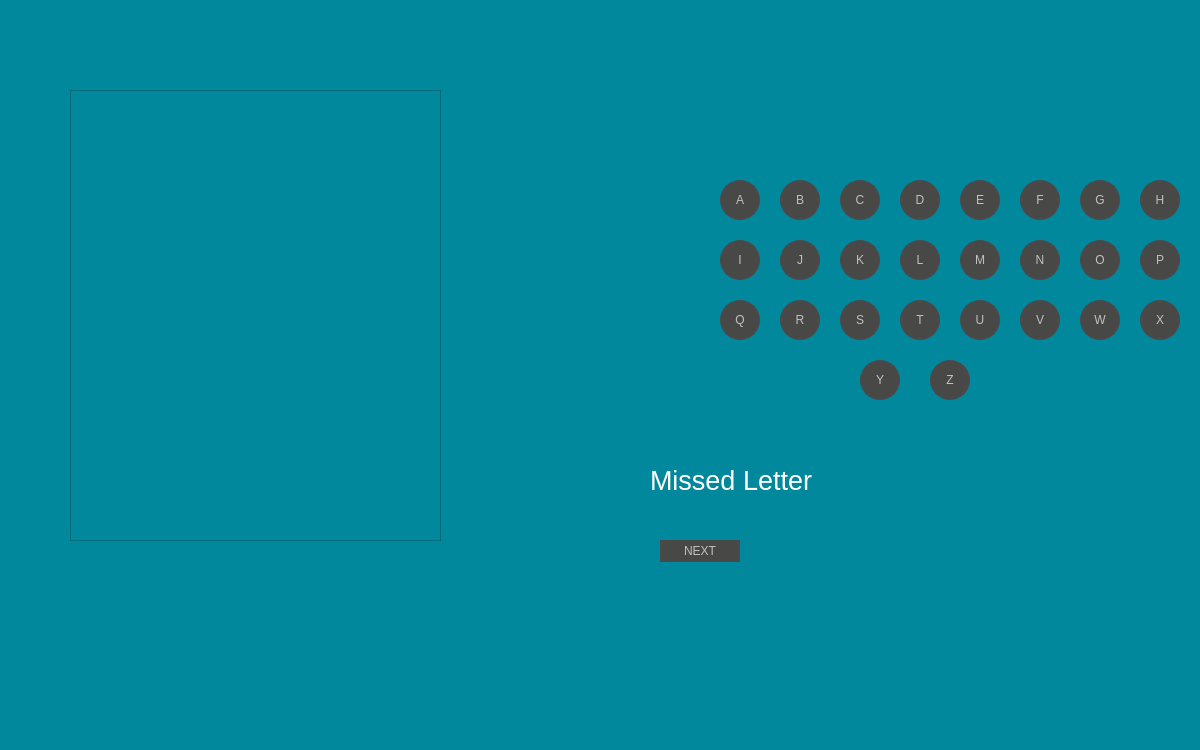
Qt form hangman.ui (KhinKhinMinThu/hangman_python) before a commit.
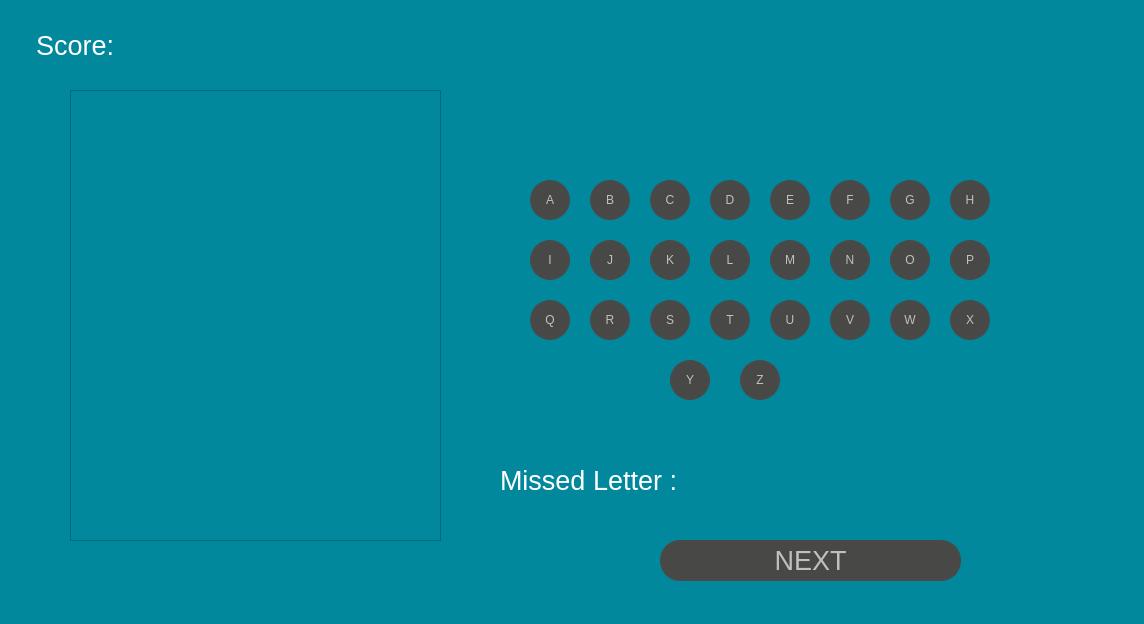
The same form after that commit.

Commit message: adding Next button manipulation and logic for losing game

```diff
--- a/hangman.ui
+++ b/hangman.ui
@@ -6,8 +6,8 @@
    <rect>
     <x>0</x>
     <y>0</y>
-    <width>1200</width>
-    <height>750</height>
+    <width>1144</width>
+    <height>624</height>
    </rect>
   </property>
   <property name="windowTitle">
@@ -68,9 +68,9 @@
    <widget class="QLabel" name="lbl_word">
     <property name="geometry">
      <rect>
-      <x>810</x>
+      <x>490</x>
       <y>20</y>
-      <width>291</width>
+      <width>701</width>
       <height>111</height>
      </rect>
     </property>
@@ -91,7 +91,7 @@
    <widget class="QPushButton" name="btn_a">
     <property name="geometry">
      <rect>
-      <x>720</x>
+      <x>530</x>
       <y>180</y>
       <width>40</width>
       <height>40</height>
@@ -107,7 +107,7 @@
    <widget class="QPushButton" name="btn_b">
     <property name="geometry">
      <rect>
-      <x>780</x>
+      <x>590</x>
       <y>180</y>
       <width>40</width>
       <height>40</height>
@@ -120,7 +120,7 @@
    <widget class="QPushButton" name="btn_c">
     <property name="geometry">
      <rect>
-      <x>840</x>
+      <x>650</x>
       <y>180</y>
       <width>40</width>
       <height>40</height>
@@ -133,10 +133,10 @@
    <widget class="QLabel" name="lbl_score">
     <property name="geometry">
      <rect>
-      <x>470</x>
-      <y>10</y>
+      <x>150</x>
+      <y>20</y>
       <width>141</width>
-      <height>61</height>
+      <height>51</height>
      </rect>
     </property>
     <property name="font">
@@ -151,10 +151,10 @@
    <widget class="QLabel" name="lbl_wrong_letters">
     <property name="geometry">
      <rect>
-      <x>840</x>
+      <x>710</x>
       <y>450</y>
-      <width>311</width>
-      <height>71</height>
+      <width>371</width>
+      <height>61</height>
      </rect>
     </property>
     <property name="font">
@@ -171,10 +171,15 @@
      <rect>
       <x>660</x>
       <y>540</y>
-      <width>80</width>
-      <height>22</height>
+      <width>301</width>
+      <height>41</height>
      </rect>
     </property>
+    <property name="font">
+     <font>
+      <pointsize>20</pointsize>
+     </font>
+    </property>
     <property name="text">
      <string>NEXT</string>
     </property>
@@ -182,7 +187,7 @@
    <widget class="QPushButton" name="btn_e">
     <property name="geometry">
      <rect>
-      <x>960</x>
+      <x>770</x>
       <y>180</y>
       <width>40</width>
       <height>40</height>
@@ -198,7 +203,7 @@
    <widget class="QPushButton" name="btn_f">
     <property name="geometry">
      <rect>
-      <x>1020</x>
+      <x>830</x>
       <y>180</y>
       <width>40</width>
       <height>40</height>
@@ -214,7 +219,7 @@
    <widget class="QPushButton" name="btn_d">
     <property name="geometry">
      <rect>
-      <x>900</x>
+      <x>710</x>
       <y>180</y>
       <width>40</width>
       <height>40</height>
@@ -230,7 +235,7 @@
    <widget class="QPushButton" name="btn_g">
     <property name="geometry">
      <rect>
-      <x>1080</x>
+      <x>890</x>
       <y>180</y>
       <width>40</width>
       <height>40</height>
@@ -246,7 +251,7 @@
    <widget class="QPushButton" name="btn_h">
     <property name="geometry">
      <rect>
-      <x>1140</x>
+      <x>950</x>
       <y>180</y>
       <width>40</width>
       <height>40</height>
@@ -262,7 +267,7 @@
    <widget class="QPushButton" name="btn_j">
     <property name="geometry">
      <rect>
-      <x>780</x>
+      <x>590</x>
       <y>240</y>
       <width>40</width>
       <height>40</height>
@@ -278,7 +283,7 @@
    <widget class="QPushButton" name="btn_i">
     <property name="geometry">
      <rect>
-      <x>720</x>
+      <x>530</x>
       <y>240</y>
       <width>40</width>
       <height>40</height>
@@ -294,7 +299,7 @@
    <widget class="QPushButton" name="btn_l">
     <property name="geometry">
      <rect>
-      <x>900</x>
+      <x>710</x>
       <y>240</y>
       <width>40</width>
       <height>40</height>
@@ -310,7 +315,7 @@
    <widget class="QPushButton" name="btn_m">
     <property name="geometry">
      <rect>
-      <x>960</x>
+      <x>770</x>
       <y>240</y>
       <width>40</width>
       <height>40</height>
@@ -326,7 +331,7 @@
    <widget class="QPushButton" name="btn_o">
     <property name="geometry">
      <rect>
-      <x>1080</x>
+      <x>890</x>
       <y>240</y>
       <width>40</width>
       <height>40</height>
@@ -342,7 +347,7 @@
    <widget class="QPushButton" name="btn_n">
     <property name="geometry">
      <rect>
-      <x>1020</x>
+      <x>830</x>
       <y>240</y>
       <width>40</width>
       <height>40</height>
@@ -358,7 +363,7 @@
    <widget class="QPushButton" name="btn_k">
     <property name="geometry">
      <rect>
-      <x>840</x>
+      <x>650</x>
       <y>240</y>
       <width>40</width>
       <height>40</height>
@@ -374,7 +379,7 @@
    <widget class="QPushButton" name="btn_s">
     <property name="geometry">
      <rect>
-      <x>840</x>
+      <x>650</x>
       <y>300</y>
       <width>40</width>
       <height>40</height>
@@ -390,7 +395,7 @@
    <widget class="QPushButton" name="btn_r">
     <property name="geometry">
      <rect>
-      <x>780</x>
+      <x>590</x>
       <y>300</y>
       <width>40</width>
       <height>40</height>
@@ -406,7 +411,7 @@
    <widget class="QPushButton" name="btn_q">
     <property name="geometry">
      <rect>
-      <x>720</x>
+      <x>530</x>
       <y>300</y>
       <width>40</width>
       <height>40</height>
@@ -422,7 +427,7 @@
    <widget class="QPushButton" name="btn_t">
     <property name="geometry">
      <rect>
-      <x>900</x>
+      <x>710</x>
       <y>300</y>
       <width>40</width>
       <height>40</height>
@@ -438,7 +443,7 @@
    <widget class="QPushButton" name="btn_p">
     <property name="geometry">
      <rect>
-      <x>1140</x>
+      <x>950</x>
       <y>240</y>
       <width>40</width>
       <height>40</height>
@@ -454,7 +459,7 @@
    <widget class="QPushButton" name="btn_v">
     <property name="geometry">
      <rect>
-      <x>1020</x>
+      <x>830</x>
       <y>300</y>
       <width>40</width>
       <height>40</height>
@@ -470,7 +475,7 @@
    <widget class="QPushButton" name="btn_u">
     <property name="geometry">
      <rect>
-      <x>960</x>
+      <x>770</x>
       <y>300</y>
       <width>40</width>
       <height>40</height>
@@ -486,7 +491,7 @@
    <widget class="QPushButton" name="btn_w">
     <property name="geometry">
      <rect>
-      <x>1080</x>
+      <x>890</x>
       <y>300</y>
       <width>40</width>
       <height>40</height>
@@ -502,7 +507,7 @@
    <widget class="QPushButton" name="btn_y">
     <property name="geometry">
      <rect>
-      <x>860</x>
+      <x>670</x>
       <y>360</y>
       <width>40</width>
       <height>40</height>
@@ -518,7 +523,7 @@
    <widget class="QPushButton" name="btn_x">
     <property name="geometry">
      <rect>
-      <x>1140</x>
+      <x>950</x>
       <y>300</y>
       <width>40</width>
       <height>40</height>
@@ -534,7 +539,7 @@
    <widget class="QPushButton" name="btn_z">
     <property name="geometry">
      <rect>
-      <x>930</x>
+      <x>740</x>
       <y>360</y>
       <width>40</width>
       <height>40</height>
@@ -550,9 +555,9 @@
    <widget class="QLabel" name="label">
     <property name="geometry">
      <rect>
-      <x>650</x>
+      <x>500</x>
       <y>450</y>
-      <width>171</width>
+      <width>191</width>
       <height>61</height>
      </rect>
     </property>
@@ -600,6 +605,24 @@
      </item>
     </layout>
    </widget>
+   <widget class="QLabel" name="label_2">
+    <property name="geometry">
+     <rect>
+      <x>36</x>
+      <y>20</y>
+      <width>111</width>
+      <height>51</height>
+     </rect>
+    </property>
+    <property name="font">
+     <font>
+      <pointsize>20</pointsize>
+     </font>
+    </property>
+    <property name="text">
+     <string>Score:</string>
+    </property>
+   </widget>
   </widget>
   <widget class="QStatusBar" name="statusbar"/>
  </widget>
```
The commit also changes 3 other files.
